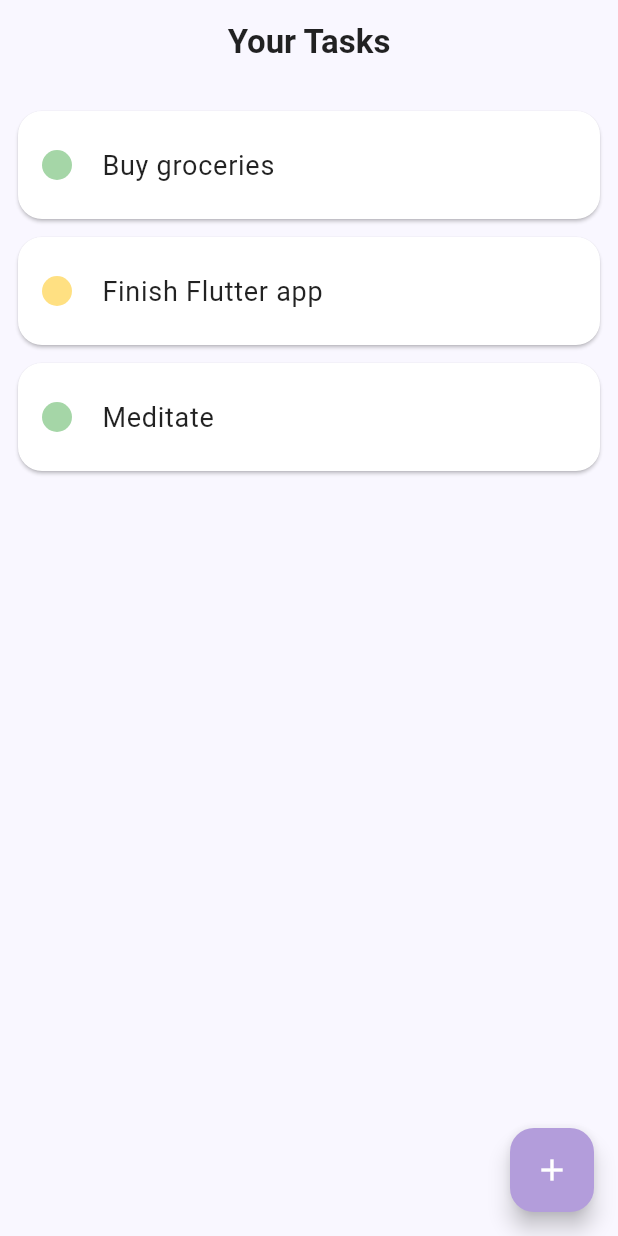
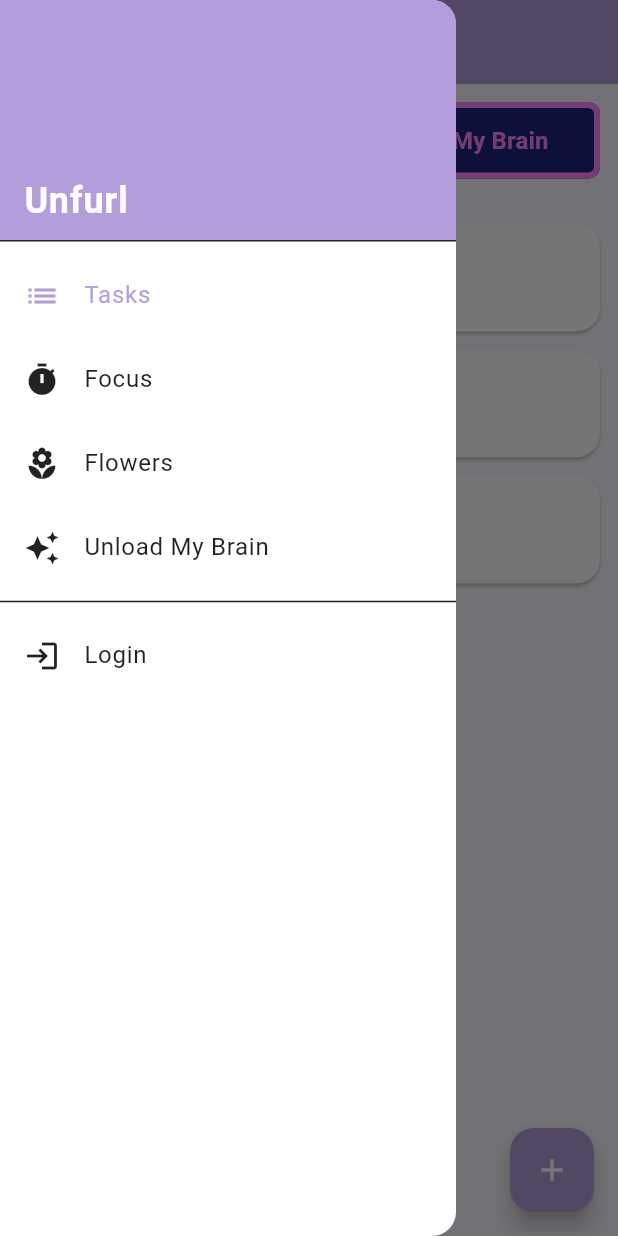
Before and after one commit to ejnez/HACKATHON-2026-Bonita-, a Flutter app: the screen it shows after launch, with the side drawer open (before the commit the screen has no drawer), on a phone screen of 412 x 824 dp. Run offline on Flutter 3.47's test engine with Material 3 defaults, Android fonts, the light colour scheme and no system bars.

Commit message:
added app drawer navigation and UI updates

```diff
--- a/unfurl/lib/features/chatbot/chatbot_page.dart
+++ b/unfurl/lib/features/chatbot/chatbot_page.dart
@@ -1,4 +1,5 @@
 import 'package:flutter/material.dart';
+import 'package:unfurl/shared/widgets/app_drawer.dart';
 
 class ChatbotPage extends StatefulWidget {
   const ChatbotPage({super.key});
@@ -16,6 +17,7 @@ class _ChatbotPageState extends State<ChatbotPage> {
                 backgroundColor: Theme.of(context).colorScheme.inversePrimary,
                 title: Text("ChatbotPage"),
             ),
+            drawer: const AppDrawer(currentRoute: '/chatbot'),
             body: Center(
                 child: Column(
                     mainAxisAlignment: .center,
--- a/unfurl/lib/features/flowers/flowers_page.dart
+++ b/unfurl/lib/features/flowers/flowers_page.dart
@@ -1,4 +1,5 @@
 import 'package:flutter/material.dart';
+import 'package:unfurl/shared/widgets/app_drawer.dart';
 
 class FlowersPage extends StatefulWidget {
   const FlowersPage({super.key});
@@ -16,6 +17,7 @@ class _FlowersPageState extends State<FlowersPage> {
                 backgroundColor: Theme.of(context).colorScheme.inversePrimary,
                 title: Text("FlowersPage"),
             ),
+            drawer: const AppDrawer(currentRoute: '/flowers'),
             body: Center(
                 child: Column(
                     mainAxisAlignment: .center,
--- a/unfurl/lib/features/focus/focus_page.dart
+++ b/unfurl/lib/features/focus/focus_page.dart
@@ -1,4 +1,5 @@
 import 'package:flutter/material.dart';
+import 'package:unfurl/shared/widgets/app_drawer.dart';
 
 class FocusPage extends StatefulWidget {
   const FocusPage({super.key});
@@ -16,6 +17,7 @@ class _FocusPageState extends State<FocusPage> {
                 backgroundColor: Theme.of(context).colorScheme.inversePrimary,
                 title: Text("FocusPage"),
             ),
+            drawer: const AppDrawer(currentRoute: '/focus'),
             body: Center(
                 child: Column(
                     mainAxisAlignment: .center,
--- a/unfurl/lib/features/login/login_page.dart
+++ b/unfurl/lib/features/login/login_page.dart
@@ -1,4 +1,5 @@
 import 'package:flutter/material.dart';
+import 'package:unfurl/shared/widgets/app_drawer.dart';
 
 class LoginPage extends StatefulWidget {
   const LoginPage({super.key});
@@ -16,6 +17,7 @@ class _LoginPageState extends State<LoginPage> {
                 backgroundColor: Theme.of(context).colorScheme.inversePrimary,
                 title: Text("LoginPage"),
             ),
+            drawer: const AppDrawer(currentRoute: '/login'),
             body: Center(
                 child: Column(
                     mainAxisAlignment: .center,
--- a/unfurl/lib/features/tasks/task_list_page.dart
+++ b/unfurl/lib/features/tasks/task_list_page.dart
@@ -2,6 +2,9 @@ import 'package:flutter/material.dart';
 //import '../task_provider.dart';
 import 'package:unfurl/features/tasks/task_model.dart';
 import 'package:unfurl/features/tasks/widgets/task_card.dart';
+import 'package:unfurl/shared/widgets/app_drawer.dart';
+import 'package:unfurl/shared/widgets/focus_button.dart';
+import 'package:unfurl/shared/widgets/color_cycle_button.dart';
 
 class TaskListPage extends StatefulWidget {
   const TaskListPage({super.key});
@@ -25,7 +28,37 @@ class _TaskListPageState extends State<TaskListPage> {
 
     return Scaffold(
         appBar: AppBar(title: const Text("Your Tasks")),
-            body: ListView.builder(
+        drawer: const AppDrawer(currentRoute: '/'),
+        body: Column(
+            children: [
+
+                Padding(
+                        padding: const EdgeInsets.all(12),
+                        child: Row(
+                          children: [
+                            Expanded(
+                              child: FocusButton(
+                                text: "FOCUS",
+                                onPressed: () {
+                                    Navigator.pushNamed(context, '/focus');
+                                },
+                              ),
+                            ),
+                            const SizedBox(width: 12),
+                            Expanded(
+                              child: ColorCycleButton(
+                                text: "Unload My Brain",
+                                onPressed: () {
+                                    Navigator.pushNamed(context, '/chatbot');
+                                },
+                              ),
+                            ),
+                          ],
+                        ),
+                ),
+
+                Expanded (
+                    child: ListView.builder(
                           padding: const EdgeInsets.symmetric(vertical: 12),
                           itemCount: _tasks.length,
                           itemBuilder: (context, index) {
@@ -42,6 +75,16 @@ class _TaskListPageState extends State<TaskListPage> {
                             );
                           },
                         ),
+                ),
+
+            ]
+        ),
+
+
+
+
+
+
       floatingActionButton: FloatingActionButton(
         onPressed: () => _showAddTaskDialog(context),
         child: const Icon(Icons.add),
--- a/unfurl/lib/shared/theme.dart
+++ b/unfurl/lib/shared/theme.dart
@@ -24,7 +24,7 @@ final ThemeData appTheme = ThemeData(
   // 🌸 App Bar
   appBarTheme: const AppBarTheme(
     centerTitle: true,
-    backgroundColor: Colors.transparent,
+    backgroundColor: Color(0xFFB39DDB),
     elevation: 0,
     foregroundColor: Colors.black87,
   ),
--- /dev/null
+++ b/unfurl/lib/shared/widgets/app_drawer.dart
@@ -0,0 +1,108 @@
+import 'package:flutter/material.dart';
+
+class AppDrawer extends StatelessWidget {
+  final String currentRoute;
+
+  const AppDrawer({
+    super.key,
+    required this.currentRoute,
+  });
+
+  @override
+  Widget build(BuildContext context) {
+    return Drawer(
+      child: ListView(
+        padding: EdgeInsets.zero,
+        children: [
+          DrawerHeader(
+            decoration: BoxDecoration(
+              color: Theme.of(context).colorScheme.primary,
+            ),
+            child: const Align(
+              alignment: Alignment.bottomLeft,
+              child: Text(
+                "Unfurl",
+                style: TextStyle(
+                  color: Colors.white,
+                  fontSize: 24,
+                  fontWeight: FontWeight.w600,
+                ),
+              ),
+            ),
+          ),
+
+          _buildItem(
+            context,
+            icon: Icons.list,
+            title: "Tasks",
+            route: '/',
+          ),
+
+          _buildItem(
+            context,
+            icon: Icons.timer,
+            title: "Focus",
+            route: '/focus',
+          ),
+
+          _buildItem(
+            context,
+            icon: Icons.local_florist,
+            title: "Flowers",
+            route: '/flowers',
+          ),
+
+          _buildItem(
+            context,
+            icon: Icons.auto_awesome,
+            title: "Unload My Brain",
+            route: '/chatbot',
+          ),
+
+          const Divider(),
+
+          _buildItem(
+            context,
+            icon: Icons.login,
+            title: "Login",
+            route: '/login',
+          ),
+        ],
+      ),
+    );
+  }
+
+  Widget _buildItem(
+    BuildContext context, {
+    required IconData icon,
+    required String title,
+    required String route,
+  }) {
+    final bool selected = currentRoute == route;
+
+    return ListTile(
+      leading: Icon(
+        icon,
+        color: selected
+            ? Theme.of(context).colorScheme.primary
+            : null,
+      ),
+      title: Text(
+        title,
+        style: TextStyle(
+          color: selected
+              ? Theme.of(context).colorScheme.primary
+              : null,
+        ),
+      ),
+      selected: selected,
+      onTap: () {
+        Navigator.pop(context); // close drawer
+
+        if (!selected) {
+          Navigator.pushNamed(context, route);
+        }
+      },
+    );
+  }
+}
--- /dev/null
+++ b/unfurl/lib/shared/widgets/color_cycle_button.dart
@@ -0,0 +1,84 @@
+import 'package:flutter/material.dart';
+
+class ColorCycleButton extends StatefulWidget {
+  final String text;
+  final VoidCallback onPressed;
+
+  const ColorCycleButton({
+    super.key,
+    required this.text,
+    required this.onPressed,
+  });
+
+  @override
+  State<ColorCycleButton> createState() => _ColorCycleButtonState();
+}
+
+class _ColorCycleButtonState extends State<ColorCycleButton>
+    with SingleTickerProviderStateMixin {
+  late AnimationController _controller;
+
+  final List<Color> colors = [
+        Color(0xFF64FFDA), // mint
+        Color(0xFFFF80AB), // pink
+        Color(0xFFB388FF), // lavender
+        Color(0xFFFFF176), // yellow
+  ];
+
+  @override
+  void initState() {
+    super.initState();
+
+    _controller = AnimationController(
+      vsync: this,
+      duration: const Duration(seconds: 6),
+    )..repeat();
+  }
+
+  @override
+  void dispose() {
+    _controller.dispose();
+    super.dispose();
+  }
+
+  Color getCurrentColor() {
+      double t = _controller.value * colors.length;
+      int index = t.floor() % colors.length;
+      int nextIndex = (index + 1) % colors.length;
+      double percent = t - t.floor();
+
+      HSVColor a = HSVColor.fromColor(colors[index]);
+      HSVColor b = HSVColor.fromColor(colors[nextIndex]);
+
+      return HSVColor.lerp(a, b, percent)!.toColor();
+  }
+
+  @override
+  Widget build(BuildContext context) {
+    return AnimatedBuilder(
+      animation: _controller,
+      builder: (context, child) {
+        final currentColor = getCurrentColor();
+        return OutlinedButton(
+          style: OutlinedButton.styleFrom(
+            backgroundColor: const Color(0xFF1A237E), // navy blue
+            side: BorderSide(color: currentColor, width: 4),
+            foregroundColor: currentColor,
+            padding: const EdgeInsets.symmetric(horizontal: 20, vertical: 14),
+            shape: RoundedRectangleBorder(
+              borderRadius: BorderRadius.circular(8),
+            ),
+          ),
+          onPressed: widget.onPressed,
+          child: Text(
+            widget.text,
+            style: const TextStyle(
+                fontWeight: FontWeight.bold, // heavier font
+                fontSize: 16,               // optional: adjust size too
+              ),
+          ),
+        );
+      },
+    );
+  }
+}
--- /dev/null
+++ b/unfurl/lib/shared/widgets/focus_button.dart
@@ -0,0 +1,39 @@
+import 'package:flutter/material.dart';
+
+class FocusButton extends StatelessWidget {
+  final String text;
+  final VoidCallback onPressed;
+  final double borderRadius;
+
+  const FocusButton({
+    super.key,
+    required this.text,
+    required this.onPressed,
+    this.borderRadius = 8, // slightly rounded
+  });
+
+  @override
+  Widget build(BuildContext context) {
+    final green = Theme.of(context).colorScheme.secondary;
+
+    return OutlinedButton(
+      style: OutlinedButton.styleFrom(
+        backgroundColor: Colors.white,
+        foregroundColor: green,
+        side: BorderSide(color: green, width: 4),
+        padding: const EdgeInsets.symmetric(horizontal: 20, vertical: 12),
+        shape: RoundedRectangleBorder(
+          borderRadius: BorderRadius.circular(borderRadius),
+        ),
+      ),
+      onPressed: onPressed,
+      child: Text(
+        text,
+        style: const TextStyle(
+          fontWeight: FontWeight.w900, // heavier font
+          fontSize: 18,
+        ),
+      ),
+    );
+  }
+}
```
Lines whose indentation alone changed are shown as unchanged.
